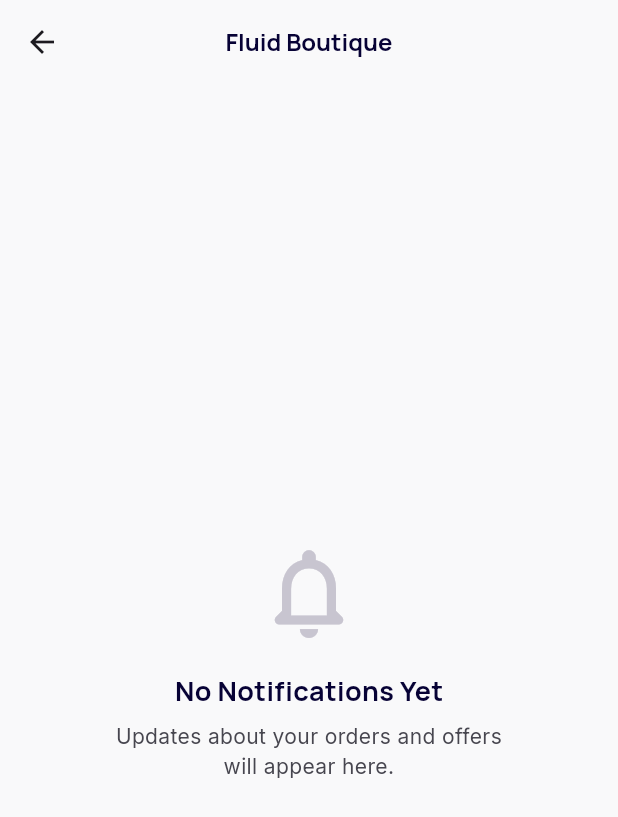
After one commit to Marwanebrahim/fluid_boutique, a Flutter app: the NotificationsScreen screen opened by its route, on a phone screen of 412 x 824 dp. The commit adds this screen. Shown: the top 817 px of the screen. Run offline on Flutter 3.47's test engine with Material 3 defaults, Android fonts, the phone set to English and light mode, and no system bars; our stand-ins replace cloud_firestore, dartz, dio, equatable, firebase_auth, firebase_core and 8 more; missing offline and left inert: liquid_glass_nav; accounts and stored records are empty.

Commit message:
feat: Implement notification feature with BLoC architecture, remote data source, and UI integration

```diff
--- a/lib/core/app strings/app_string.dart
+++ b/lib/core/app strings/app_string.dart
@@ -11,6 +11,7 @@ class AppString {
   static const String whishListCollection = "wishlist";
   static const String cartCollection = "cart";
   static const String ordersCollection = "orders";
+  static const String notificationCollection = "notifications";
 
   /// Api endpoint
   static const String baseUrl = "https://dummyjson.com";
--- a/lib/core/routing/app_router.dart
+++ b/lib/core/routing/app_router.dart
@@ -15,6 +15,9 @@ import 'package:fluid_boutique/core/routing/args/product_details_args.dart';
 import 'package:fluid_boutique/features/cart/presentation/bloc/cart_bloc.dart';
 import 'package:fluid_boutique/features/cart/presentation/bloc/cart_event.dart';
 import 'package:fluid_boutique/features/cart/presentation/screens/checkout_screen.dart';
+import 'package:fluid_boutique/features/notification/presentation/bloc/notification_bloc.dart';
+import 'package:fluid_boutique/features/notification/presentation/bloc/notification_event.dart';
+import 'package:fluid_boutique/features/notification/presentation/screens/notification_screen.dart';
 import 'package:fluid_boutique/features/orders/presentation/bloc/orders_bloc.dart';
 import 'package:fluid_boutique/features/orders/presentation/bloc/orders_event.dart';
 import 'package:fluid_boutique/features/orders/presentation/screens/orders_screen.dart';
@@ -123,6 +126,13 @@ Route<dynamic> onGenerateRoute(RouteSettings setting) {
           child: const OrdersScreen(),
         ),
       );
+    case AppRoutes.notifications:
+      return MaterialPageRoute(
+        builder: (_) => BlocProvider(
+          create: (_) => sl<NotificationBloc>()..add(GetNotificationsEvent()),
+          child: const NotificationsScreen(),
+        ),
+      );
     default:
       log(setting.name.toString());
       return MaterialPageRoute(
--- a/lib/features/notification/presentation/bloc/notification_bloc.dart
+++ b/lib/features/notification/presentation/bloc/notification_bloc.dart
@@ -23,7 +23,6 @@ class NotificationBloc extends Bloc<NotificationsEvent, NotificationsState> {
     GetNotificationsEvent event,
     Emitter<NotificationsState> emit,
   ) async {
-    emit(NotificationsLoadingState());
     final result = await getNotificationsUseCase();
     result.fold(
       (failure) => emit(NotificationsErrorState(message: failure.message)),
@@ -43,7 +42,7 @@ class NotificationBloc extends Bloc<NotificationsEvent, NotificationsState> {
     final result = await markAsReadUseCase(event.notificationId);
     result.fold(
       (failure) => emit(NotificationsErrorState(message: failure.message)),
-      (success) => emit(NotificationsMarkAsReadState()),
+      (_) => add(GetNotificationsEvent()),
     );
   }
 
@@ -55,7 +54,7 @@ class NotificationBloc extends Bloc<NotificationsEvent, NotificationsState> {
     final result = await markAllAsReadUseCase();
     result.fold(
       (failure) => emit(NotificationsErrorState(message: failure.message)),
-      (success) => emit(NotificationsMarkAllAsReadState()),
+      (_) => add(GetNotificationsEvent()),
     );
   }
 }
--- /dev/null
+++ b/lib/features/notification/presentation/screens/notification_screen.dart
@@ -0,0 +1,202 @@
+import 'package:fluid_boutique/core/configs/app_colors.dart';
+import 'package:fluid_boutique/core/configs/app_text_styles.dart';
+import 'package:fluid_boutique/features/notification/domain/entity/notification_entity.dart';
+import 'package:fluid_boutique/features/notification/presentation/bloc/notification_bloc.dart';
+import 'package:fluid_boutique/features/notification/presentation/bloc/notification_event.dart';
+import 'package:fluid_boutique/features/notification/presentation/bloc/notification_state.dart';
+import 'package:fluid_boutique/features/notification/presentation/notification_tile_helper.dart';
+import 'package:fluid_boutique/features/notification/presentation/widgets/notification_tile.dart';
+import 'package:fluid_boutique/shared/widgets/custom_error_widget.dart';
+import 'package:flutter/material.dart';
+import 'package:flutter_bloc/flutter_bloc.dart';
+
+class NotificationsScreen extends StatefulWidget {
+  const NotificationsScreen({super.key});
+
+  @override
+  State<NotificationsScreen> createState() => _NotificationsScreenState();
+}
+
+class _NotificationsScreenState extends State<NotificationsScreen> {
+  @override
+  void initState() {
+    super.initState();
+    context.read<NotificationBloc>().add(GetNotificationsEvent());
+  }
+
+  @override
+  Widget build(BuildContext context) {
+    return Scaffold(
+      appBar: AppBar(
+        backgroundColor: AppColors.background,
+        elevation: 0,
+        scrolledUnderElevation: 0,
+        title: Text(
+          'Fluid Boutique',
+          style: AppTextStyles.bold(size: 16, color: AppColors.darkBlueIcon),
+        ),
+        centerTitle: true,
+        actions: [
+          BlocBuilder<NotificationBloc, NotificationsState>(
+            buildWhen: (previous, current) =>
+                current is NotificationsSuccessState,
+            builder: (context, state) {
+              final hasUnread =
+                  state is NotificationsSuccessState && state.unreadCount > 0;
+              if (!hasUnread) return const SizedBox.shrink();
+              return Padding(
+                padding: const EdgeInsets.only(right: 16),
+                child: GestureDetector(
+                  onTap: () => context.read<NotificationBloc>().add(
+                    MarkAllAsReadEvent(),
+                  ),
+                  child: Text(
+                    'Mark all as read',
+                    style: AppTextStyles.semibold(
+                      size: 12,
+                      color: AppColors.primary,
+                      font: AppFont.inter,
+                    ),
+                  ),
+                ),
+              );
+            },
+          ),
+        ],
+      ),
+      body: BlocBuilder<NotificationBloc, NotificationsState>(
+        buildWhen: (previous, current) =>
+            current is NotificationsErrorState ||
+            current is NotificationsEmptyState ||
+            current is NotificationsSuccessState,
+        builder: (context, state) {
+          if (state is NotificationsErrorState) {
+            return CustomErrorWidget(
+              message: state.message,
+              onRetry: () =>
+                  context.read<NotificationBloc>().add(GetNotificationsEvent()),
+            );
+          }
+
+          if (state is NotificationsEmptyState) {
+            return _buildEmpty();
+          }
+
+          if (state is NotificationsSuccessState) {
+            return _buildContent(context, state.notifications);
+          }
+
+          return const SizedBox.shrink();
+        },
+      ),
+    );
+  }
+
+  Widget _buildContent(
+    BuildContext context,
+    List<NotificationEntity> notifications,
+  ) {
+    final today = notifications
+        .where((n) => NotificationTypeHelper.isToday(n.createdAt))
+        .toList();
+    final yesterday = notifications
+        .where((n) => NotificationTypeHelper.isYesterday(n.createdAt))
+        .toList();
+    final earlier = notifications
+        .where(
+          (n) =>
+              !NotificationTypeHelper.isToday(n.createdAt) &&
+              !NotificationTypeHelper.isYesterday(n.createdAt),
+        )
+        .toList();
+
+    return ListView(
+      physics: const BouncingScrollPhysics(),
+      padding: const EdgeInsets.fromLTRB(20, 8, 20, 24),
+      children: [
+        if (today.isNotEmpty) ...[
+          _sectionHeader('TODAY'),
+          ...today.map(
+            (n) => NotificationTile(
+              notification: n,
+              onTap: () => _onTileTap(context, n),
+            ),
+          ),
+        ],
+        if (yesterday.isNotEmpty) ...[
+          const SizedBox(height: 8),
+          _sectionHeader('YESTERDAY'),
+          ...yesterday.map(
+            (n) => NotificationTile(
+              notification: n,
+              onTap: () => _onTileTap(context, n),
+            ),
+          ),
+        ],
+        if (earlier.isNotEmpty) ...[
+          const SizedBox(height: 8),
+          _sectionHeader('EARLIER'),
+          ...earlier.map(
+            (n) => NotificationTile(
+              notification: n,
+              onTap: () => _onTileTap(context, n),
+            ),
+          ),
+        ],
+      ],
+    );
+  }
+
+  void _onTileTap(BuildContext context, NotificationEntity notification) {
+    if (!notification.isRead) {
+      context.read<NotificationBloc>().add(
+        MarkAsReadEvent(notificationId: notification.id),
+      );
+    }
+  }
+
+  Widget _sectionHeader(String title) {
+    return Padding(
+      padding: const EdgeInsets.symmetric(vertical: 10),
+      child: Text(
+        title,
+        style: AppTextStyles.semibold(
+          size: 11,
+          color: AppColors.textTertiary,
+          font: AppFont.inter,
+        ),
+      ),
+    );
+  }
+
+  // ===== Empty =====
+  Widget _buildEmpty() {
+    return Center(
+      child: Column(
+        mainAxisAlignment: MainAxisAlignment.center,
+        children: [
+          const Icon(
+            Icons.notifications_none_rounded,
+            size: 72,
+            color: AppColors.dotsColor,
+          ),
+          const SizedBox(height: 16),
+          Text(
+            'No Notifications Yet',
+            style: AppTextStyles.bold(size: 18, color: AppColors.darkBlueIcon),
+          ),
+          const SizedBox(height: 8),
+          Text(
+            'Updates about your orders and offers\nwill appear here.',
+            textAlign: TextAlign.center,
+            style: AppTextStyles.regular(
+              size: 14,
+              color: AppColors.textSecondary,
+              font: AppFont.inter,
+            ),
+          ),
+        ],
+      ),
+    );
+  }
+}
--- a/lib/features/profile/presentation/widgets/profile_menu_tile.dart
+++ b/lib/features/profile/presentation/widgets/profile_menu_tile.dart
@@ -8,7 +8,7 @@ class ProfileMenuTile extends StatelessWidget {
   final VoidCallback onTap;
   final Color? iconColor;
   final bool isDanger;
-
+  final Widget? trailing;
   const ProfileMenuTile({
     super.key,
     required this.icon,
@@ -16,6 +16,7 @@ class ProfileMenuTile extends StatelessWidget {
     required this.onTap,
     this.iconColor,
     this.isDanger = false,
+    this.trailing,
   });
 
   @override
@@ -44,6 +45,7 @@ class ProfileMenuTile extends StatelessWidget {
               ),
             ),
             const SizedBox(width: 4),
+            ?trailing,
             Icon(
               Icons.arrow_forward_ios_rounded,
               size: 14,
```
Also changed, not shown: lib/features/notification/data/datasource/notification_remote_data_source.dart (+6 -9 lines), lib/features/notification/presentation/notification_tile_helper.dart (added, +52 -0 lines), lib/features/notification/presentation/widgets/notification_tile.dart (added, +112 -0 lines), lib/features/profile/presentation/screens/profile_screen.dart (+40 -4 lines), lib/injection_container.dart (+33 -4 lines).
